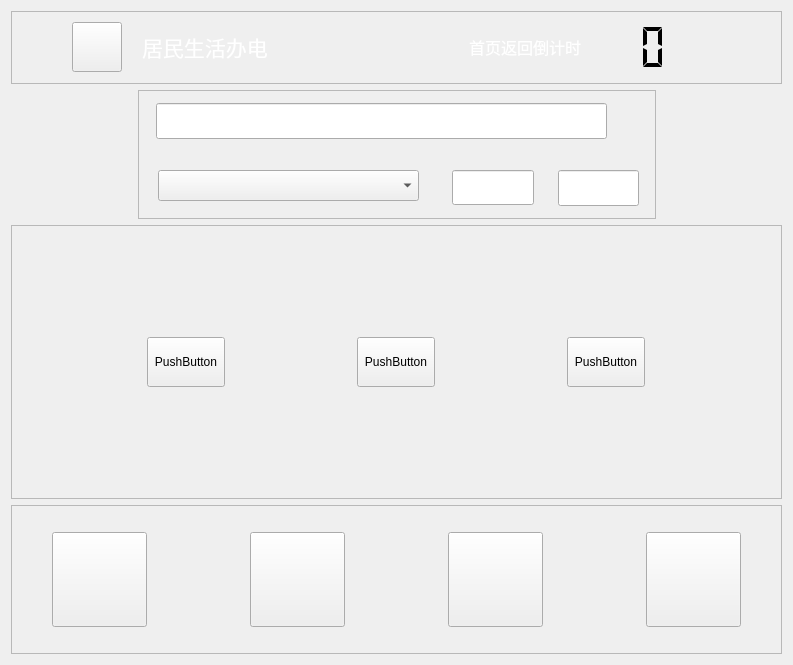
Old version of the form ykgl/jmsh4.ui in the repository along-wds/jiaofeiji_ykgl.
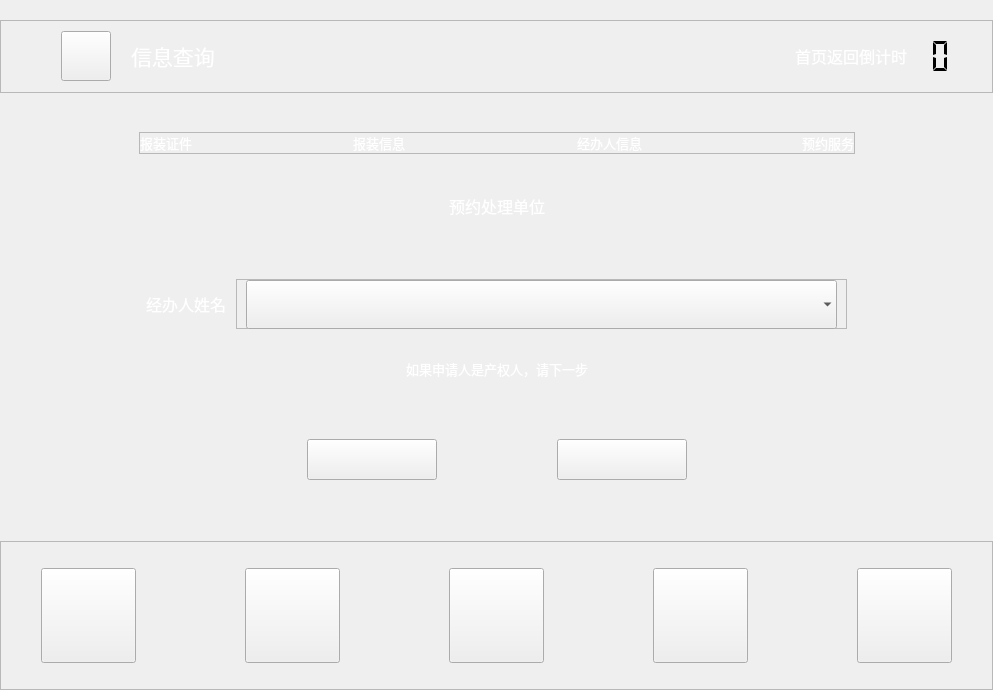
New version of the form. Icons and pictures are not drawn.

```diff
--- a/ykgl/jmsh4.ui
+++ b/ykgl/jmsh4.ui
@@ -6,14 +6,45 @@
    <rect>
     <x>0</x>
     <y>0</y>
-    <width>793</width>
-    <height>665</height>
+    <width>993</width>
+    <height>690</height>
    </rect>
   </property>
   <property name="windowTitle">
    <string>Form</string>
   </property>
   <layout class="QVBoxLayout" name="verticalLayout">
+   <property name="spacing">
+    <number>0</number>
+   </property>
+   <property name="leftMargin">
+    <number>0</number>
+   </property>
+   <property name="topMargin">
+    <number>0</number>
+   </property>
+   <property name="rightMargin">
+    <number>0</number>
+   </property>
+   <property name="bottomMargin">
+    <number>0</number>
+   </property>
+   <item>
+    <spacer name="verticalSpacer_4">
+     <property name="orientation">
+      <enum>Qt::Vertical</enum>
+     </property>
+     <property name="sizeType">
+      <enum>QSizePolicy::Fixed</enum>
+     </property>
+     <property name="sizeHint" stdset="0">
+      <size>
+       <width>20</width>
+       <height>20</height>
+      </size>
+     </property>
+    </spacer>
+   </item>
    <item>
     <widget class="QFrame" name="frame_4">
      <property name="sizePolicy">
@@ -134,7 +165,7 @@
          </font>
         </property>
         <property name="text">
-         <string>&lt;html&gt;&lt;head/&gt;&lt;body&gt;&lt;p&gt;&lt;span style=&quot; color:#ffffff;&quot;&gt;居民生活办电&lt;/span&gt;&lt;/p&gt;&lt;/body&gt;&lt;/html&gt;</string>
+         <string>&lt;html&gt;&lt;head/&gt;&lt;body&gt;&lt;p&gt;&lt;span style=&quot; color:#ffffff;&quot;&gt;信息查询&lt;/span&gt;&lt;/p&gt;&lt;/body&gt;&lt;/html&gt;</string>
         </property>
        </widget>
       </item>
@@ -174,20 +205,20 @@
         </property>
         <property name="minimumSize">
          <size>
-          <width>120</width>
+          <width>50</width>
           <height>50</height>
          </size>
         </property>
         <property name="maximumSize">
          <size>
-          <width>120</width>
+          <width>50</width>
           <height>50</height>
          </size>
         </property>
         <property name="font">
          <font>
           <family>微软雅黑</family>
-          <pointsize>5</pointsize>
+          <pointsize>12</pointsize>
          </font>
         </property>
         <property name="layoutDirection">
@@ -206,7 +237,7 @@
          <enum>QFrame::Plain</enum>
         </property>
         <property name="lineWidth">
-         <number>1</number>
+         <number>0</number>
         </property>
         <property name="midLineWidth">
          <number>0</number>
@@ -248,7 +279,7 @@
         </property>
         <property name="sizeHint" stdset="0">
          <size>
-          <width>60</width>
+          <width>15</width>
           <height>20</height>
          </size>
         </property>
@@ -258,9 +289,9 @@
     </widget>
    </item>
    <item>
-    <layout class="QHBoxLayout" name="horizontalLayout_2">
+    <layout class="QHBoxLayout" name="horizontalLayout_7">
      <item>
-      <spacer name="horizontalSpacer">
+      <spacer name="horizontalSpacer_6">
        <property name="orientation">
         <enum>Qt::Horizontal</enum>
        </property>
@@ -273,7 +304,62 @@
       </spacer>
      </item>
      <item>
-      <widget class="QFrame" name="frame_2">
+      <widget class="QLabel" name="label">
+       <property name="minimumSize">
+        <size>
+         <width>696</width>
+         <height>39</height>
+        </size>
+       </property>
+       <property name="maximumSize">
+        <size>
+         <width>696</width>
+         <height>39</height>
+        </size>
+       </property>
+       <property name="styleSheet">
+        <string notr="true">border-image: url(:/image/picture/ykgl/processbar4.png);</string>
+       </property>
+       <property name="text">
+        <string/>
+       </property>
+      </widget>
+     </item>
+     <item>
+      <spacer name="horizontalSpacer_10">
+       <property name="orientation">
+        <enum>Qt::Horizontal</enum>
+       </property>
+       <property name="sizeHint" stdset="0">
+        <size>
+         <width>40</width>
+         <height>20</height>
+        </size>
+       </property>
+      </spacer>
+     </item>
+    </layout>
+   </item>
+   <item>
+    <layout class="QHBoxLayout" name="horizontalLayout_14">
+     <property name="spacing">
+      <number>0</number>
+     </property>
+     <item>
+      <spacer name="horizontalSpacer_23">
+       <property name="orientation">
+        <enum>Qt::Horizontal</enum>
+       </property>
+       <property name="sizeHint" stdset="0">
+        <size>
+         <width>20</width>
+         <height>20</height>
+        </size>
+       </property>
+      </spacer>
+     </item>
+     <item>
+      <widget class="QFrame" name="frame_3">
        <property name="sizePolicy">
         <sizepolicy hsizetype="Fixed" vsizetype="Fixed">
          <horstretch>0</horstretch>
@@ -282,114 +368,361 @@
        </property>
        <property name="minimumSize">
         <size>
-         <width>518</width>
-         <height>129</height>
+         <width>712</width>
+         <height>0</height>
         </size>
        </property>
        <property name="maximumSize">
         <size>
-         <width>518</width>
-         <height>129</height>
+         <width>822</width>
+         <height>16777215</height>
         </size>
        </property>
-       <property name="styleSheet">
-        <string notr="true"/>
-       </property>
        <property name="frameShape">
         <enum>QFrame::StyledPanel</enum>
        </property>
        <property name="frameShadow">
         <enum>QFrame::Raised</enum>
        </property>
-       <widget class="QComboBox" name="comboBox">
-        <property name="geometry">
-         <rect>
-          <x>20</x>
-          <y>80</y>
-          <width>261</width>
-          <height>31</height>
-         </rect>
+       <layout class="QHBoxLayout" name="horizontalLayout_4">
+        <property name="spacing">
+         <number>0</number>
         </property>
-        <property name="sizePolicy">
-         <sizepolicy hsizetype="Fixed" vsizetype="Fixed">
-          <horstretch>0</horstretch>
-          <verstretch>0</verstretch>
-         </sizepolicy>
+        <property name="leftMargin">
+         <number>0</number>
         </property>
-        <property name="focusPolicy">
-         <enum>Qt::NoFocus</enum>
+        <property name="topMargin">
+         <number>0</number>
         </property>
-        <property name="contextMenuPolicy">
-         <enum>Qt::NoContextMenu</enum>
+        <property name="rightMargin">
+         <number>0</number>
         </property>
-       </widget>
-       <widget class="QLineEdit" name="lineEdit">
-        <property name="geometry">
-         <rect>
-          <x>314</x>
-          <y>80</y>
-          <width>82</width>
-          <height>35</height>
-         </rect>
+        <property name="bottomMargin">
+         <number>0</number>
         </property>
-        <property name="font">
-         <font>
-          <family>Arial</family>
-          <pointsize>13</pointsize>
-         </font>
-        </property>
-        <property name="focusPolicy">
-         <enum>Qt::StrongFocus</enum>
-        </property>
-       </widget>
-       <widget class="QLineEdit" name="lineEdit_2">
-        <property name="geometry">
-         <rect>
-          <x>420</x>
-          <y>80</y>
-          <width>81</width>
-          <height>36</height>
-         </rect>
-        </property>
-        <property name="font">
-         <font>
-          <family>Arial</family>
-          <pointsize>13</pointsize>
-         </font>
-        </property>
-        <property name="focusPolicy">
-         <enum>Qt::StrongFocus</enum>
-        </property>
-       </widget>
-       <widget class="QLineEdit" name="lineEdit_number">
-        <property name="geometry">
-         <rect>
-          <x>18</x>
-          <y>13</y>
-          <width>451</width>
-          <height>36</height>
-         </rect>
-        </property>
-        <property name="maximumSize">
-         <size>
-          <width>666</width>
-          <height>16777215</height>
-         </size>
-        </property>
-        <property name="font">
-         <font>
-          <family>Arial</family>
-          <pointsize>20</pointsize>
-         </font>
-        </property>
-        <property name="focusPolicy">
-         <enum>Qt::StrongFocus</enum>
-        </property>
-        <property name="text">
-         <string/>
-        </property>
-       </widget>
+        <item>
+         <widget class="QLabel" name="label_4">
+          <property name="sizePolicy">
+           <sizepolicy hsizetype="Fixed" vsizetype="Fixed">
+            <horstretch>0</horstretch>
+            <verstretch>0</verstretch>
+           </sizepolicy>
+          </property>
+          <property name="font">
+           <font>
+            <family>微软雅黑</family>
+            <pointsize>10</pointsize>
+            <kerning>true</kerning>
+           </font>
+          </property>
+          <property name="text">
+           <string>&lt;html&gt;&lt;head/&gt;&lt;body&gt;&lt;p&gt;&lt;span style=&quot; color:#ffffff;&quot;&gt;报装证件&lt;/span&gt;&lt;/p&gt;&lt;/body&gt;&lt;/html&gt;</string>
+          </property>
+         </widget>
+        </item>
+        <item>
+         <spacer name="horizontalSpacer_20">
+          <property name="orientation">
+           <enum>Qt::Horizontal</enum>
+          </property>
+          <property name="sizeType">
+           <enum>QSizePolicy::Fixed</enum>
+          </property>
+          <property name="sizeHint" stdset="0">
+           <size>
+            <width>161</width>
+            <height>20</height>
+           </size>
+          </property>
+         </spacer>
+        </item>
+        <item>
+         <widget class="QLabel" name="label_5">
+          <property name="sizePolicy">
+           <sizepolicy hsizetype="Fixed" vsizetype="Fixed">
+            <horstretch>0</horstretch>
+            <verstretch>0</verstretch>
+           </sizepolicy>
+          </property>
+          <property name="font">
+           <font>
+            <family>微软雅黑</family>
+            <pointsize>10</pointsize>
+            <kerning>true</kerning>
+           </font>
+          </property>
+          <property name="text">
+           <string>&lt;html&gt;&lt;head/&gt;&lt;body&gt;&lt;p&gt;&lt;span style=&quot; color:#ffffff;&quot;&gt;报装信息&lt;/span&gt;&lt;/p&gt;&lt;/body&gt;&lt;/html&gt;</string>
+          </property>
+         </widget>
+        </item>
+        <item>
+         <spacer name="horizontalSpacer_21">
+          <property name="orientation">
+           <enum>Qt::Horizontal</enum>
+          </property>
+          <property name="sizeType">
+           <enum>QSizePolicy::Fixed</enum>
+          </property>
+          <property name="sizeHint" stdset="0">
+           <size>
+            <width>172</width>
+            <height>20</height>
+           </size>
+          </property>
+         </spacer>
+        </item>
+        <item>
+         <widget class="QLabel" name="label_6">
+          <property name="sizePolicy">
+           <sizepolicy hsizetype="Fixed" vsizetype="Fixed">
+            <horstretch>0</horstretch>
+            <verstretch>0</verstretch>
+           </sizepolicy>
+          </property>
+          <property name="font">
+           <font>
+            <family>微软雅黑</family>
+            <pointsize>10</pointsize>
+            <kerning>true</kerning>
+           </font>
+          </property>
+          <property name="text">
+           <string>&lt;html&gt;&lt;head/&gt;&lt;body&gt;&lt;p&gt;&lt;span style=&quot; color:#ffffff;&quot;&gt;经办人信息&lt;/span&gt;&lt;/p&gt;&lt;/body&gt;&lt;/html&gt;</string>
+          </property>
+         </widget>
+        </item>
+        <item>
+         <spacer name="horizontalSpacer_22">
+          <property name="orientation">
+           <enum>Qt::Horizontal</enum>
+          </property>
+          <property name="sizeType">
+           <enum>QSizePolicy::Fixed</enum>
+          </property>
+          <property name="sizeHint" stdset="0">
+           <size>
+            <width>160</width>
+            <height>20</height>
+           </size>
+          </property>
+         </spacer>
+        </item>
+        <item>
+         <widget class="QLabel" name="label_7">
+          <property name="sizePolicy">
+           <sizepolicy hsizetype="Fixed" vsizetype="Fixed">
+            <horstretch>0</horstretch>
+            <verstretch>0</verstretch>
+           </sizepolicy>
+          </property>
+          <property name="font">
+           <font>
+            <family>微软雅黑</family>
+            <pointsize>10</pointsize>
+            <kerning>true</kerning>
+           </font>
+          </property>
+          <property name="text">
+           <string>&lt;html&gt;&lt;head/&gt;&lt;body&gt;&lt;p&gt;&lt;span style=&quot; color:#ffffff;&quot;&gt;预约服务&lt;/span&gt;&lt;/p&gt;&lt;/body&gt;&lt;/html&gt;</string>
+          </property>
+         </widget>
+        </item>
+       </layout>
       </widget>
+     </item>
+     <item>
+      <spacer name="horizontalSpacer_24">
+       <property name="orientation">
+        <enum>Qt::Horizontal</enum>
+       </property>
+       <property name="sizeHint" stdset="0">
+        <size>
+         <width>40</width>
+         <height>20</height>
+        </size>
+       </property>
+      </spacer>
+     </item>
+    </layout>
+   </item>
+   <item>
+    <spacer name="verticalSpacer_6">
+     <property name="orientation">
+      <enum>Qt::Vertical</enum>
+     </property>
+     <property name="sizeType">
+      <enum>QSizePolicy::Fixed</enum>
+     </property>
+     <property name="sizeHint" stdset="0">
+      <size>
+       <width>20</width>
+       <height>40</height>
+      </size>
+     </property>
+    </spacer>
+   </item>
+   <item>
+    <layout class="QHBoxLayout" name="horizontalLayout_10">
+     <item>
+      <spacer name="horizontalSpacer_12">
+       <property name="orientation">
+        <enum>Qt::Horizontal</enum>
+       </property>
+       <property name="sizeHint" stdset="0">
+        <size>
+         <width>40</width>
+         <height>20</height>
+        </size>
+       </property>
+      </spacer>
+     </item>
+     <item>
+      <widget class="QLabel" name="label_2">
+       <property name="minimumSize">
+        <size>
+         <width>0</width>
+         <height>20</height>
+        </size>
+       </property>
+       <property name="text">
+        <string>&lt;html&gt;&lt;head/&gt;&lt;body&gt;&lt;p&gt;&lt;span style=&quot; font-size:12pt; color:#ffffff;&quot;&gt;预约处理单位&lt;/span&gt;&lt;/p&gt;&lt;/body&gt;&lt;/html&gt;</string>
+       </property>
+      </widget>
+     </item>
+     <item>
+      <spacer name="horizontalSpacer_14">
+       <property name="orientation">
+        <enum>Qt::Horizontal</enum>
+       </property>
+       <property name="sizeHint" stdset="0">
+        <size>
+         <width>40</width>
+         <height>20</height>
+        </size>
+       </property>
+      </spacer>
+     </item>
+    </layout>
+   </item>
+   <item>
+    <spacer name="verticalSpacer_5">
+     <property name="orientation">
+      <enum>Qt::Vertical</enum>
+     </property>
+     <property name="sizeHint" stdset="0">
+      <size>
+       <width>20</width>
+       <height>40</height>
+      </size>
+     </property>
+    </spacer>
+   </item>
+   <item>
+    <layout class="QHBoxLayout" name="horizontalLayout_3">
+     <item>
+      <spacer name="horizontalSpacer">
+       <property name="orientation">
+        <enum>Qt::Horizontal</enum>
+       </property>
+       <property name="sizeHint" stdset="0">
+        <size>
+         <width>40</width>
+         <height>20</height>
+        </size>
+       </property>
+      </spacer>
+     </item>
+     <item>
+      <layout class="QHBoxLayout" name="horizontalLayout_2">
+       <item>
+        <widget class="QLabel" name="label_name">
+         <property name="font">
+          <font>
+           <family>Microsoft YaHei UI</family>
+           <pointsize>12</pointsize>
+          </font>
+         </property>
+         <property name="text">
+          <string>&lt;html&gt;&lt;head/&gt;&lt;body&gt;&lt;p align=&quot;right&quot;&gt;&lt;span style=&quot; color:#ffffff;&quot;&gt;经办人姓名&lt;/span&gt;&lt;/p&gt;&lt;/body&gt;&lt;/html&gt;</string>
+         </property>
+        </widget>
+       </item>
+       <item>
+        <spacer name="horizontalSpacer_15">
+         <property name="orientation">
+          <enum>Qt::Horizontal</enum>
+         </property>
+         <property name="sizeType">
+          <enum>QSizePolicy::Fixed</enum>
+         </property>
+         <property name="sizeHint" stdset="0">
+          <size>
+           <width>10</width>
+           <height>20</height>
+          </size>
+         </property>
+        </spacer>
+       </item>
+       <item>
+        <widget class="QFrame" name="frame">
+         <property name="sizePolicy">
+          <sizepolicy hsizetype="Fixed" vsizetype="Fixed">
+           <horstretch>0</horstretch>
+           <verstretch>0</verstretch>
+          </sizepolicy>
+         </property>
+         <property name="minimumSize">
+          <size>
+           <width>611</width>
+           <height>50</height>
+          </size>
+         </property>
+         <property name="maximumSize">
+          <size>
+           <width>611</width>
+           <height>50</height>
+          </size>
+         </property>
+         <property name="frameShape">
+          <enum>QFrame::StyledPanel</enum>
+         </property>
+         <property name="frameShadow">
+          <enum>QFrame::Raised</enum>
+         </property>
+         <layout class="QHBoxLayout" name="horizontalLayout">
+          <property name="spacing">
+           <number>0</number>
+          </property>
+          <property name="leftMargin">
+           <number>9</number>
+          </property>
+          <property name="topMargin">
+           <number>0</number>
+          </property>
+          <property name="rightMargin">
+           <number>9</number>
+          </property>
+          <property name="bottomMargin">
+           <number>0</number>
+          </property>
+          <item>
+           <widget class="QComboBox" name="comboBox">
+            <property name="minimumSize">
+             <size>
+              <width>0</width>
+              <height>49</height>
+             </size>
+            </property>
+            <property name="frame">
+             <bool>false</bool>
+            </property>
+           </widget>
+          </item>
+         </layout>
+        </widget>
+       </item>
+      </layout>
      </item>
      <item>
       <spacer name="horizontalSpacer_2">
@@ -407,91 +740,179 @@
     </layout>
    </item>
    <item>
-    <widget class="QFrame" name="frame">
-     <property name="frameShape">
-      <enum>QFrame::StyledPanel</enum>
+    <spacer name="verticalSpacer_3">
+     <property name="orientation">
+      <enum>Qt::Vertical</enum>
      </property>
-     <property name="frameShadow">
-      <enum>QFrame::Raised</enum>
+     <property name="sizeType">
+      <enum>QSizePolicy::Fixed</enum>
      </property>
-     <layout class="QHBoxLayout" name="horizontalLayout">
-      <item>
-       <widget class="QPushButton" name="pushButton">
-        <property name="sizePolicy">
-         <sizepolicy hsizetype="Fixed" vsizetype="Fixed">
-          <horstretch>0</horstretch>
-          <verstretch>0</verstretch>
-         </sizepolicy>
-        </property>
-        <property name="minimumSize">
-         <size>
-          <width>78</width>
-          <height>50</height>
-         </size>
-        </property>
-        <property name="maximumSize">
-         <size>
-          <width>78</width>
-          <height>50</height>
-         </size>
-        </property>
-        <property name="text">
-         <string>PushButton</string>
-        </property>
-       </widget>
-      </item>
-      <item>
-       <widget class="QPushButton" name="pushButton_2">
-        <property name="sizePolicy">
-         <sizepolicy hsizetype="Fixed" vsizetype="Fixed">
-          <horstretch>0</horstretch>
-          <verstretch>0</verstretch>
-         </sizepolicy>
-        </property>
-        <property name="minimumSize">
-         <size>
-          <width>78</width>
-          <height>50</height>
-         </size>
-        </property>
-        <property name="maximumSize">
-         <size>
-          <width>78</width>
-          <height>50</height>
-         </size>
-        </property>
-        <property name="text">
-         <string>PushButton</string>
-        </property>
-       </widget>
-      </item>
-      <item>
-       <widget class="QPushButton" name="pushButton_3">
-        <property name="sizePolicy">
-         <sizepolicy hsizetype="Fixed" vsizetype="Fixed">
-          <horstretch>0</horstretch>
-          <verstretch>0</verstretch>
-         </sizepolicy>
-        </property>
-        <property name="minimumSize">
-         <size>
-          <width>78</width>
-          <height>50</height>
-         </size>
-        </property>
-        <property name="maximumSize">
-         <size>
-          <width>78</width>
-          <height>50</height>
-         </size>
-        </property>
-        <property name="text">
-         <string>PushButton</string>
-        </property>
-       </widget>
-      </item>
-     </layout>
-    </widget>
+     <property name="sizeHint" stdset="0">
+      <size>
+       <width>20</width>
+       <height>30</height>
+      </size>
+     </property>
+    </spacer>
+   </item>
+   <item>
+    <layout class="QHBoxLayout" name="horizontalLayout_12">
+     <item>
+      <spacer name="horizontalSpacer_17">
+       <property name="orientation">
+        <enum>Qt::Horizontal</enum>
+       </property>
+       <property name="sizeHint" stdset="0">
+        <size>
+         <width>40</width>
+         <height>20</height>
+        </size>
+       </property>
+      </spacer>
+     </item>
+     <item>
+      <widget class="QLabel" name="label_3">
+       <property name="minimumSize">
+        <size>
+         <width>0</width>
+         <height>20</height>
+        </size>
+       </property>
+       <property name="text">
+        <string>&lt;html&gt;&lt;head/&gt;&lt;body&gt;&lt;p&gt;&lt;span style=&quot; font-size:10pt; color:#ffffff;&quot;&gt;如果申请人是产权人，请下一步&lt;/span&gt;&lt;/p&gt;&lt;/body&gt;&lt;/html&gt;</string>
+       </property>
+      </widget>
+     </item>
+     <item>
+      <spacer name="horizontalSpacer_19">
+       <property name="orientation">
+        <enum>Qt::Horizontal</enum>
+       </property>
+       <property name="sizeHint" stdset="0">
+        <size>
+         <width>40</width>
+         <height>20</height>
+        </size>
+       </property>
+      </spacer>
+     </item>
+    </layout>
+   </item>
+   <item>
+    <spacer name="verticalSpacer_2">
+     <property name="orientation">
+      <enum>Qt::Vertical</enum>
+     </property>
+     <property name="sizeType">
+      <enum>QSizePolicy::Expanding</enum>
+     </property>
+     <property name="sizeHint" stdset="0">
+      <size>
+       <width>20</width>
+       <height>54</height>
+      </size>
+     </property>
+    </spacer>
+   </item>
+   <item>
+    <layout class="QHBoxLayout" name="horizontalLayout_8">
+     <item>
+      <spacer name="horizontalSpacer_3">
+       <property name="orientation">
+        <enum>Qt::Horizontal</enum>
+       </property>
+       <property name="sizeHint" stdset="0">
+        <size>
+         <width>40</width>
+         <height>20</height>
+        </size>
+       </property>
+      </spacer>
+     </item>
+     <item>
+      <widget class="QPushButton" name="pushButton_end">
+       <property name="minimumSize">
+        <size>
+         <width>130</width>
+         <height>41</height>
+        </size>
+       </property>
+       <property name="maximumSize">
+        <size>
+         <width>130</width>
+         <height>41</height>
+        </size>
+       </property>
+       <property name="text">
+        <string/>
+       </property>
+       <property name="flat">
+        <bool>false</bool>
+       </property>
+      </widget>
+     </item>
+     <item>
+      <spacer name="horizontalSpacer_11">
+       <property name="orientation">
+        <enum>Qt::Horizontal</enum>
+       </property>
+       <property name="sizeType">
+        <enum>QSizePolicy::Preferred</enum>
+       </property>
+       <property name="sizeHint" stdset="0">
+        <size>
+         <width>120</width>
+         <height>20</height>
+        </size>
+       </property>
+      </spacer>
+     </item>
+     <item>
+      <widget class="QPushButton" name="pushButton_next">
+       <property name="minimumSize">
+        <size>
+         <width>130</width>
+         <height>41</height>
+        </size>
+       </property>
+       <property name="maximumSize">
+        <size>
+         <width>125</width>
+         <height>40</height>
+        </size>
+       </property>
+       <property name="text">
+        <string/>
+       </property>
+      </widget>
+     </item>
+     <item>
+      <spacer name="horizontalSpacer_5">
+       <property name="orientation">
+        <enum>Qt::Horizontal</enum>
+       </property>
+       <property name="sizeHint" stdset="0">
+        <size>
+         <width>40</width>
+         <height>20</height>
+        </size>
+       </property>
+      </spacer>
+     </item>
+    </layout>
+   </item>
+   <item>
+    <spacer name="verticalSpacer">
+     <property name="orientation">
+      <enum>Qt::Vertical</enum>
+     </property>
+     <property name="sizeHint" stdset="0">
+      <size>
+       <width>20</width>
+       <height>53</height>
+      </size>
+     </property>
+    </spacer>
    </item>
    <item>
     <widget class="QFrame" name="frame_5">
@@ -535,6 +956,78 @@
       <property name="spacing">
        <number>0</number>
       </property>
+      <item row="0" column="5">
+       <widget class="QPushButton" name="pushButton_zdbd">
+        <property name="sizePolicy">
+         <sizepolicy hsizetype="Fixed" vsizetype="Fixed">
+          <horstretch>0</horstretch>
+          <verstretch>0</verstretch>
+         </sizepolicy>
+        </property>
+        <property name="minimumSize">
+         <size>
+          <width>95</width>
+          <height>95</height>
+         </size>
+        </property>
+        <property name="maximumSize">
+         <size>
+          <width>95</width>
+          <height>95</height>
+         </size>
+        </property>
+        <property name="focusPolicy">
+         <enum>Qt::NoFocus</enum>
+        </property>
+        <property name="text">
+         <string/>
+        </property>
+       </widget>
+      </item>
+      <item row="0" column="9">
+       <widget class="QPushButton" name="pushButton_search">
+        <property name="sizePolicy">
+         <sizepolicy hsizetype="Fixed" vsizetype="Fixed">
+          <horstretch>0</horstretch>
+          <verstretch>0</verstretch>
+         </sizepolicy>
+        </property>
+        <property name="minimumSize">
+         <size>
+          <width>95</width>
+          <height>95</height>
+         </size>
+        </property>
+        <property name="maximumSize">
+         <size>
+          <width>95</width>
+          <height>95</height>
+         </size>
+        </property>
+        <property name="focusPolicy">
+         <enum>Qt::NoFocus</enum>
+        </property>
+        <property name="text">
+         <string/>
+        </property>
+       </widget>
+      </item>
+      <item row="0" column="10">
+       <spacer name="horizontalSpacer_36">
+        <property name="orientation">
+         <enum>Qt::Horizontal</enum>
+        </property>
+        <property name="sizeType">
+         <enum>QSizePolicy::Preferred</enum>
+        </property>
+        <property name="sizeHint" stdset="0">
+         <size>
+          <width>40</width>
+          <height>20</height>
+         </size>
+        </property>
+       </spacer>
+      </item>
       <item row="0" column="3">
        <widget class="QPushButton" name="pushButton_16">
         <property name="sizePolicy">
@@ -563,6 +1056,37 @@
         </property>
        </widget>
       </item>
+      <item row="0" column="1">
+       <widget class="QPushButton" name="pushButton_home">
+        <property name="sizePolicy">
+         <sizepolicy hsizetype="Fixed" vsizetype="Fixed">
+          <horstretch>0</horstretch>
+          <verstretch>0</verstretch>
+         </sizepolicy>
+        </property>
+        <property name="minimumSize">
+         <size>
+          <width>95</width>
+          <height>95</height>
+         </size>
+        </property>
+        <property name="maximumSize">
+         <size>
+          <width>95</width>
+          <height>95</height>
+         </size>
+        </property>
+        <property name="focusPolicy">
+         <enum>Qt::NoFocus</enum>
+        </property>
+        <property name="styleSheet">
+         <string notr="true"/>
+        </property>
+        <property name="text">
+         <string/>
+        </property>
+       </widget>
+      </item>
       <item row="0" column="7">
        <widget class="QPushButton" name="pushButton_17">
         <property name="sizePolicy">
@@ -592,13 +1116,10 @@
        </widget>
       </item>
       <item row="0" column="8">
-       <spacer name="horizontalSpacer_36">
+       <spacer name="horizontalSpacer_40">
         <property name="orientation">
          <enum>Qt::Horizontal</enum>
         </property>
-        <property name="sizeType">
-         <enum>QSizePolicy::Preferred</enum>
-        </property>
         <property name="sizeHint" stdset="0">
          <size>
           <width>40</width>
@@ -620,37 +1141,6 @@
         </property>
        </spacer>
       </item>
-      <item row="0" column="1">
-       <widget class="QPushButton" name="pushButton_backhomepage">
-        <property name="sizePolicy">
-         <sizepolicy hsizetype="Fixed" vsizetype="Fixed">
-          <horstretch>0</horstretch>
-          <verstretch>0</verstretch>
-         </sizepolicy>
-        </property>
-        <property name="minimumSize">
-         <size>
-          <width>95</width>
-          <height>95</height>
-         </size>
-        </property>
-        <property name="maximumSize">
-         <size>
-          <width>95</width>
-          <height>95</height>
-         </size>
-        </property>
-        <property name="focusPolicy">
-         <enum>Qt::NoFocus</enum>
-        </property>
-        <property name="styleSheet">
-         <string notr="true"/>
-        </property>
-        <property name="text">
-         <string/>
-        </property>
-       </widget>
-      </item>
       <item row="0" column="0">
        <spacer name="horizontalSpacer_38">
         <property name="orientation">
@@ -681,7 +1171,7 @@
        </spacer>
       </item>
       <item row="0" column="6">
-       <spacer name="horizontalSpacer_40">
+       <spacer name="horizontalSpacer_13">
         <property name="orientation">
          <enum>Qt::Horizontal</enum>
         </property>
@@ -693,34 +1183,6 @@
         </property>
        </spacer>
       </item>
-      <item row="0" column="5">
-       <widget class="QPushButton" name="pushButton_18">
-        <property name="sizePolicy">
-         <sizepolicy hsizetype="Fixed" vsizetype="Fixed">
-          <horstretch>0</horstretch>
-          <verstretch>0</verstretch>
-         </sizepolicy>
-        </property>
-        <property name="minimumSize">
-         <size>
-          <width>95</width>
-          <height>95</height>
-         </size>
-        </property>
-        <property name="maximumSize">
-         <size>
-          <width>95</width>
-          <height>95</height>
-         </size>
-        </property>
-        <property name="focusPolicy">
-         <enum>Qt::NoFocus</enum>
-        </property>
-        <property name="text">
-         <string/>
-        </property>
-       </widget>
-      </item>
      </layout>
     </widget>
    </item>
```
Left out of the diff: 6 changed lines with no effect on the pictures.
